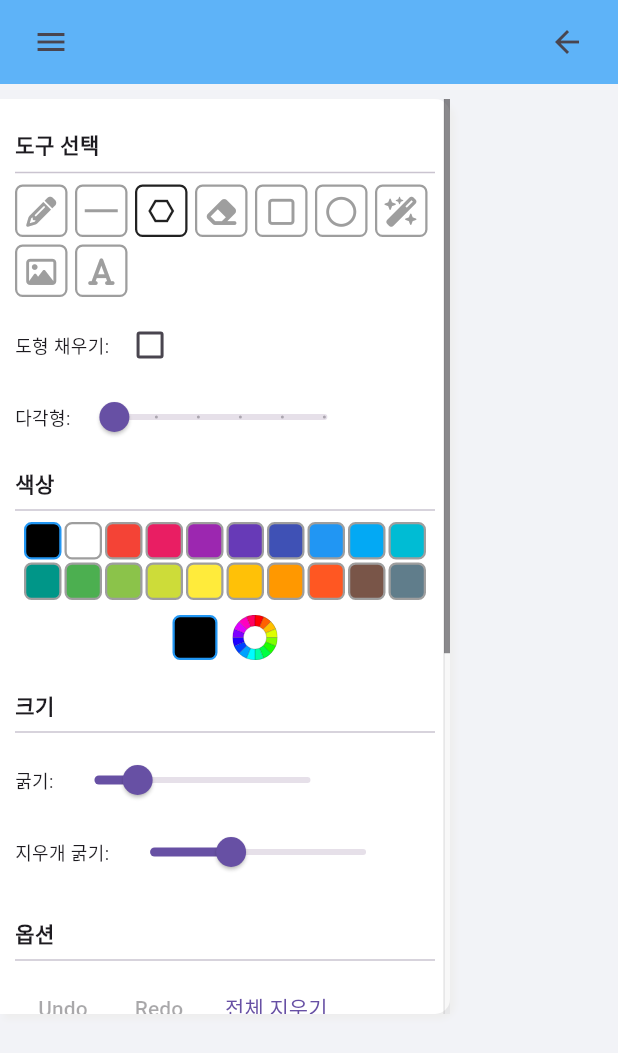
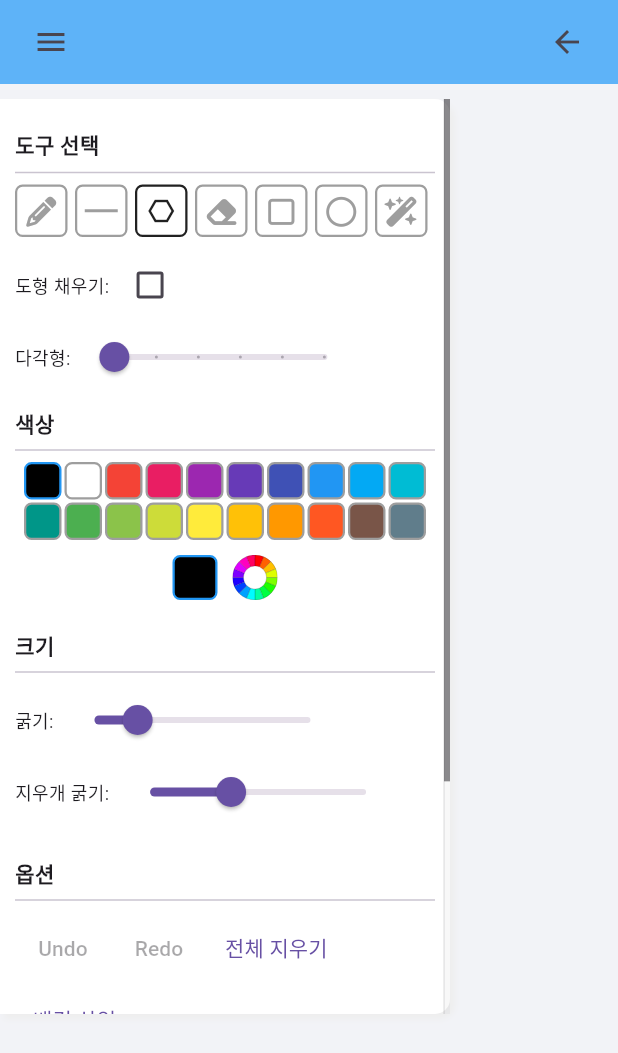
Before and after one commit to TUK-CE-capstone-2024-alwrite/front, a Flutter app: the DrawingPage screen opened directly with empty values, after a tap on the "hexagon" icon, on a phone screen of 412 x 824 dp. Shown: the top 1053 px of the screen. Run offline on Flutter 3.47's test engine with Material 3 defaults, Android fonts, the phone set to English and light mode, and no system bars; our stand-ins replace file_picker, flutter_colorpicker, flutter_hooks, flutter_svg, font_awesome_flutter, get and 3 more; missing offline and left inert: universal_html; accounts and stored records are empty.

Commit message:
fix : ocr 버튼 수정

```diff
--- a/lib/View/Directory/catePage.dart
+++ b/lib/View/Directory/catePage.dart
@@ -1,7 +1,4 @@
 import 'package:flutter/material.dart';
-import 'package:get/get.dart';
-import 'package:alwrite/Controller/canvasController.dart';
-import 'package:alwrite/View/drawingPage.dart';
 
 class CategoryPage extends StatelessWidget {
   final String category;
--- a/lib/View/DrawingCanvas/Model/drawingMode.dart
+++ b/lib/View/DrawingCanvas/Model/drawingMode.dart
@@ -1,2 +1,9 @@
-//그리기 모드에 대한 열거형 타입
-enum DrawingMode { pencil, line, arrow, eraser, square, circle, polygon, ocr, image, text}
+enum DrawingMode {
+  pencil,
+  line,
+  eraser,
+  square,
+  circle,
+  polygon,
+  ocr,
+}
--- a/lib/View/DrawingCanvas/Widget/sideBar.dart
+++ b/lib/View/DrawingCanvas/Widget/sideBar.dart
@@ -11,7 +11,6 @@ import 'package:alwrite/View/DrawingCanvas/Widget/palette.dart';
 import 'package:alwrite/View/DrawingCanvas/Model/drawingMode.dart';
 import 'package:alwrite/View/DrawingCanvas/Model/sketch.dart';
 import 'package:alwrite/Shared/global.dart';
-import 'package:alwrite/View/DrawingCanvas/Widget/textBox.dart';
 
 import 'package:file_picker/file_picker.dart';
 import 'package:flutter/foundation.dart' show kIsWeb;
@@ -149,25 +148,10 @@ class CanvasSideBar extends HookWidget {
                   tooltip: '원',
                 ),
                 _IconBox(
-                  //ocr
                   iconData: FontAwesomeIcons.wandMagicSparkles,
                   selected: drawingMode.value == DrawingMode.ocr,
-                  onTap: () => drawingMode.value == DrawingMode.ocr,
+                  onTap: () => drawingMode.value = DrawingMode.ocr,
                   tooltip: 'OCR',
-                ),
-                _IconBox(
-                  //image
-                  iconData: FontAwesomeIcons.image,
-                  selected: drawingMode.value == DrawingMode.image,
-                  onTap: () => drawingMode.value == DrawingMode.image,
-                  tooltip: '이미지 삽입',
-                ),
-                _IconBox(
-                  //text
-                  iconData: FontAwesomeIcons.font,
-                  selected: drawingMode.value == DrawingMode.text,
-                  onTap: () => drawingMode.value == DrawingMode.text,
-                  tooltip: '텍스트 모드',
                 ),
               ],
             ),
@@ -204,6 +188,50 @@ class CanvasSideBar extends HookWidget {
                           },
                           label: '${polygonSides.value}',
                           divisions: 5,
+                        ),
+                      ],
+                    )
+                  : const SizedBox.shrink(),
+            ),
+            AnimatedSwitcher(
+              duration: const Duration(milliseconds: 150),
+              child: drawingMode.value == DrawingMode.ocr
+                  ? Row(
+                      children: [
+                        TextButton(
+                          child: const Text('텍스트로 변환하기'),
+                          onPressed: () async {
+                            Offset start = undoRedoStack
+                                .value.sketchesNotifier.value.last.points[0];
+                            Offset end = undoRedoStack
+                                .value.sketchesNotifier.value.last.points.last;
+                            Uint8List? pngBytes = await getBytes();
+
+                            img.Image fullScreenImage =
+                                img.decodeImage(pngBytes!)!;
+
+                            int x = start.dx.toInt();
+                            int y = start.dy.toInt();
+                            int width = (end.dx - start.dx).abs().toInt();
+                            int height = (end.dy - start.dy).abs().toInt();
+                            img.Image croppedImage = img.copyCrop(
+                                fullScreenImage,
+                                x: x,
+                                y: y,
+                                width: width,
+                                height: height);
+
+                            undoRedoStack.value.undo();
+                            Uint8List croppedBytes =
+                                Uint8List.fromList(img.encodeJpg(croppedImage));
+                            String getOcrText =
+                                await uploadImageToServer(croppedBytes);
+                            print(getOcrText);
+                            final SharedPreferences prefs =
+                                await SharedPreferences.getInstance();
+                            String title = prefs.getString('title') ?? '';
+                            saveImageUrl(getOcrText, title); // prefer 에 저장하는 부분
+                          },
                         ),
                       ],
                     )
@@ -341,43 +369,6 @@ class CanvasSideBar extends HookWidget {
                   ),
                 ),
               ],
-            ),
-            const Divider(),
-            TextButton(
-              child: const Text('OCR'),
-              onPressed: () async {
-                Offset start =
-                    undoRedoStack.value.sketchesNotifier.value.last.points[0];
-                Offset end =
-                    undoRedoStack.value.sketchesNotifier.value.last.points.last;
-                Uint8List? pngBytes = await getBytes();
-
-                img.Image fullScreenImage = img.decodeImage(pngBytes!)!;
-
-                int x = start.dx.toInt();
-                int y = start.dy.toInt();
-                int width = (end.dx - start.dx).abs().toInt();
-                int height = (end.dy - start.dy).abs().toInt();
-                img.Image croppedImage = img.copyCrop(fullScreenImage,
-                    x: x, y: y, width: width, height: height);
-
-                undoRedoStack.value.undo();
-                Uint8List croppedBytes =
-                    Uint8List.fromList(img.encodeJpg(croppedImage));
-                String getOcrText = await uploadImageToServer(croppedBytes);
-                print(getOcrText);
-                final SharedPreferences prefs =
-                    await SharedPreferences.getInstance();
-                String title = prefs.getString('title') ?? '';
-                saveImageUrl(getOcrText, title); // prefer 에 저장하는 부분
-              },
-            ),
-            const Divider(),
-            TextButton(
-              child: const Text('TEXT MODE'),
-              onPressed: () async {
-                const TextBox();
-              },
             ),
             Center(
               child: GestureDetector(
--- a/lib/View/DrawingCanvas/drawingCanvas.dart
+++ b/lib/View/DrawingCanvas/drawingCanvas.dart
@@ -75,6 +75,7 @@ class DrawingCanvas extends HookConsumerWidget {
 
   //포인터가 화면에 눌렸을 때의 동작
   void onPointerDown(PointerDownEvent details, BuildContext context) {
+    if (details.kind == PointerDeviceKind.stylus) {
       final box = context.findRenderObject()
           as RenderBox; // 캐스팅(포인터 이벤트가 발생한 위치를 포함하는 box 얻기)
       final offset = box.globalToLocal(
@@ -96,9 +97,11 @@ class DrawingCanvas extends HookConsumerWidget {
         filled.value,
       );
     }
+  }
 
   // 포인터가 이동할 때마다의 동작
   void onPointerMove(PointerMoveEvent details, BuildContext context) {
+    if (details.kind == PointerDeviceKind.stylus) {
       final box = context.findRenderObject() as RenderBox;
       final offset = box.globalToLocal(details.position);
       final points = List<Offset>.from(currentSketch.value?.points ?? [])
@@ -119,9 +122,11 @@ class DrawingCanvas extends HookConsumerWidget {
         filled.value,
       );
     }
+  }
 
   //포인터가 화면에서 떼질때의 동작 (커서 뗄 때 현재 그림 저장 -> 새로운 그림 시작)
   void onPointerUp(PointerUpEvent details) {
+    if (details.kind == PointerDeviceKind.stylus) {
       allSketches.value = List<Sketch>.from(allSketches.value)
         ..add(
           currentSketch.value!,
@@ -140,6 +145,7 @@ class DrawingCanvas extends HookConsumerWidget {
         drawingMode.value,
         filled.value,
       );
+    }
   }
 
   //그림을 표시하는데 사용되는 위젯을 생성
@@ -312,32 +318,11 @@ class SketchPainter extends CustomPainter {
         polygonPath.close();
         canvas.drawPath(polygonPath, paint);
       } else if (sketch.type == SketchType.ocr) {
+        paint.strokeWidth = 1.5; // 선의 굵기를 15로 설정
+        paint.color = Colors.blue;
+        canvas.drawRect(rect, paint);
+      }
       //ocr
-      } else if (sketch.type == SketchType.image) {
-        //이미지
-        canvas.drawLine(firstPoint, lastPoint, paint);
-      } else if (sketch.type == SketchType.text) {
-        const textStyle = TextStyle(
-          color: Colors.black,
-          fontSize: 30,
-        );
-        const textSpan = TextSpan(
-          text: 'Hello, world.',
-          style: textStyle,
-        );
-        final textPainter = TextPainter(
-          text: textSpan,
-          textDirection: TextDirection.ltr,
-        );
-        textPainter.layout(
-          minWidth: 0,
-          maxWidth: size.width,
-        );
-        final xCenter = (size.width - textPainter.width) / 2;
-        final yCenter = (size.height - textPainter.height) / 2;
-        final offset = Offset(xCenter, yCenter);
-        textPainter.paint(canvas, offset);
-      }
     }
   }
 
```
Also changed, not shown: lib/View/DrawingCanvas/Model/sketch.dart (+7 -8 lines). Lines whose indentation alone changed are shown as unchanged.
